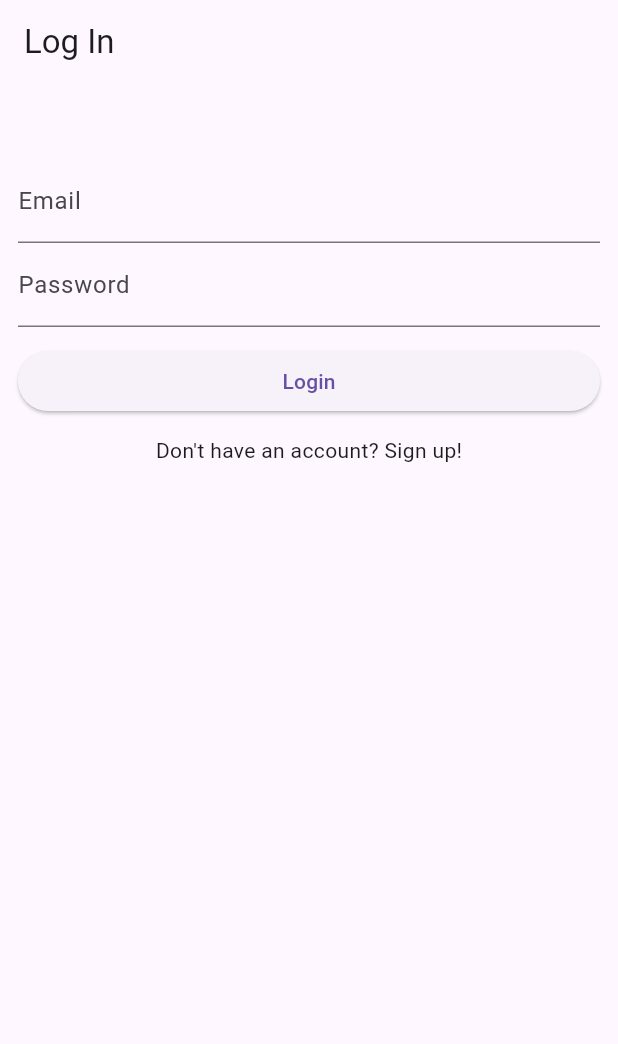
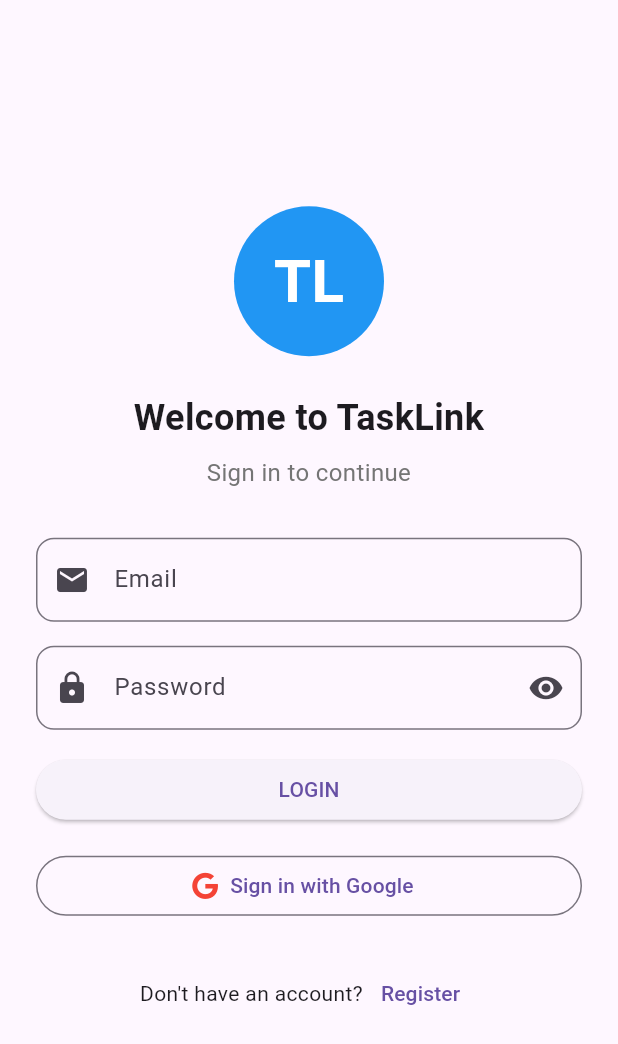
Before and after one commit to Doris-vizie/tasklink, a Flutter app: the screen it shows after launch, on a phone screen of 412 x 824 dp. Shown: the top 1044 px of the screen. Run offline on Flutter 3.47's test engine with Material 3 defaults, Android fonts, the light colour scheme and no system bars; our stand-ins replace font_awesome_flutter, supabase_flutter; accounts and stored records are empty.

Commit message:
welcome page introduced

```diff
--- a/lib/auth/auth_service.dart
+++ b/lib/auth/auth_service.dart
@@ -21,6 +21,18 @@
       );
   }
 
+  // Sign in with Google OAuth
+  Future<void> signInWithGoogle() async {
+    try {
+      await _supabase.auth.signInWithOAuth(
+        OAuthProvider.google,
+        redirectTo: 'io.supabase.tasklink://login-callback/', // Optional: Custom redirect URI
+      );
+    } catch (e) {
+      throw Exception('Google Sign-In failed: $e');
+    }
+  }
+
   // Sign out the current user
   Future<void> signOut() async {
     await _supabase.auth.signOut();
--- a/lib/main.dart
+++ b/lib/main.dart
@@ -1,6 +1,7 @@
 import 'package:flutter/material.dart';
-import 'package:tasklink/auth/auth_gate.dart';
 import 'package:tasklink/supabase_config.dart';
+
+import 'screens/splash_screen.dart';
 
 void main() async {
   WidgetsFlutterBinding.ensureInitialized();
@@ -13,8 +14,15 @@
 
   @override
   Widget build(BuildContext context) {
-    return const MaterialApp(
-      home: AuthGate(),
+    return MaterialApp(
+      title: 'TaskLink',
+        theme: ThemeData(
+          primarySwatch: Colors.blue,
+          visualDensity: VisualDensity.adaptivePlatformDensity,
+          fontFamily: 'Roboto',
+        ),
+        home: const SplashScreen(),
+        debugShowCheckedModeBanner: false,
     );
   }
 }
--- a/lib/screens/login_screen.dart
+++ b/lib/screens/login_screen.dart
@@ -1,6 +1,6 @@
 import 'package:flutter/material.dart';
+import 'package:font_awesome_flutter/font_awesome_flutter.dart';
 import 'package:tasklink/auth/auth_service.dart';
-
 import 'register_screen.dart';
 
 class LoginScreen extends StatefulWidget {
@@ -11,78 +11,196 @@
 }
 
 class _LoginScreenState extends State<LoginScreen> {
-  // Get authservice
   final authService = AuthService();
-
-  // Text editing controllers
+  final _formKey = GlobalKey<FormState>();
   final _emailController = TextEditingController();
   final _passwordController = TextEditingController();
+  bool _isPasswordVisible = false;
+  bool _isLoading = false;
 
-  // Login button respond
-  void login() {
-    // prepare data
-    final email = _emailController.text;
-    final password = _passwordController.text;
+  @override
+  void dispose() {
+    _emailController.dispose();
+    _passwordController.dispose();
+    super.dispose();
+  }
 
-    // Attempt to login
+  void login() async {
+    if (_formKey.currentState!.validate()) {
+      setState(() => _isLoading = true);
       try {
-      authService.signInWithEmailPassword(email, password);
-    }
-    // Handle errors
-    catch (e) {
+        await authService.signInWithEmailPassword(
+          _emailController.text,
+          _passwordController.text,
+        );
+        // Handle successful login if needed
+      } catch (e) {
         if (mounted) {
           ScaffoldMessenger.of(context).showSnackBar(
             SnackBar(
-            content: Text('Login failed: $e')
-          )
+              content: Text('Login failed: $e'),
+            ),
           );
+        }
+      } finally {
+        if (mounted) {
+          setState(() => _isLoading = false);
         }
       }
     }
+  }
+
   @override
   Widget build(BuildContext context) {
     return Scaffold(
-      appBar: AppBar(
-        title: const Text('Log In'),
+      body: SafeArea(
+        child: Center(
+          child: SingleChildScrollView(
+            padding: const EdgeInsets.all(24),
+            child: Form(
+              key: _formKey,
+              child: Column(
+                mainAxisAlignment: MainAxisAlignment.center,
+                crossAxisAlignment: CrossAxisAlignment.stretch,
+                children: [
+                  Container(
+                    height: 100,
+                    width: 100,
+                    decoration: const BoxDecoration(
+                      color: Colors.blue,
+                      shape: BoxShape.circle,
                     ),
-      body: ListView(
-        padding: const EdgeInsets.symmetric(horizontal: 12, vertical: 50),
-        children: [
-          // email
-          TextField(
-            controller: _emailController,
-            decoration: const InputDecoration(
-              labelText: 'Email',
+                    child: const Center(
+                      child: Text(
+                        "TL",
+                        style: TextStyle(
+                          color: Colors.white,
+                          fontSize: 40,
+                          fontWeight: FontWeight.bold,
                         ),
                       ),
-
-          // password
-          TextField(
+                    ),
+                  ),
+                  const SizedBox(height: 24),
+                  const Text(
+                    'Welcome to TaskLink',
+                    textAlign: TextAlign.center,
+                    style: TextStyle(
+                      fontSize: 24,
+                      fontWeight: FontWeight.bold,
+                    ),
+                  ),
+                  const SizedBox(height: 8),
+                  Text(
+                    'Sign in to continue',
+                    textAlign: TextAlign.center,
+                    style: TextStyle(
+                      fontSize: 16,
+                      color: Colors.grey[600],
+                    ),
+                  ),
+                  const SizedBox(height: 32),
+                  TextFormField(
+                    controller: _emailController,
+                    decoration: InputDecoration(
+                      labelText: 'Email',
+                      prefixIcon: Icon(Icons.email),
+                      border: OutlineInputBorder(
+                        borderRadius: BorderRadius.circular(12),
+                      ),
+                    ),
+                    keyboardType: TextInputType.emailAddress,
+                    validator: (value) {
+                      if (value == null || value.isEmpty) {
+                        return 'Please enter your email';
+                      }
+                      if (!value.contains('@')) {
+                        return 'Please enter a valid email';
+                      }
+                      return null;
+                    },
+                  ),
+                  const SizedBox(height: 16),
+                  TextFormField(
                     controller: _passwordController,
-            decoration: const InputDecoration(
+                    decoration: InputDecoration(
                       labelText: 'Password',
+                      prefixIcon: const Icon(Icons.lock),
+                      suffixIcon: IconButton(
+                        icon: Icon(
+                          _isPasswordVisible
+                              ? Icons.visibility_off
+                              : Icons.visibility,
                         ),
-            obscureText: true,
+                        onPressed: () {
+                          setState(() {
+                            _isPasswordVisible = !_isPasswordVisible;
+                          });
+                        },
                       ),
-
-          const SizedBox(height: 12),
-
-          // button
+                      border: OutlineInputBorder(
+                        borderRadius: BorderRadius.circular(12),
+                      ),
+                    ),
+                    obscureText: !_isPasswordVisible,
+                    validator: (value) {
+                      if (value == null || value.isEmpty) {
+                        return 'Please enter your password';
+                      }
+                      return null;
+                    },
+                  ),
+                  const SizedBox(height: 16),
                   ElevatedButton(
-            onPressed: login,
-            child: const Text('Login'),
+                    onPressed: _isLoading ? null : login,
+                    child: _isLoading
+                        ? const CircularProgressIndicator(color: Colors.white)
+                        : const Text('LOGIN'),
                   ),
-
-          const SizedBox(height: 12),
-
-          // register button
-        GestureDetector(
-          onTap: () => Navigator.push(context, MaterialPageRoute(
-            builder: (context) => const RegisterScreen(),
-          )),
-          child: const Center(child: Text("Don't have an account? Sign up!"))),
-
+                  const SizedBox(height: 16),
+                  OutlinedButton.icon(
+                    icon: const FaIcon(FontAwesomeIcons.google, color: Colors.red),
+                    label: const Text('Sign in with Google'),
+                    onPressed: _isLoading
+                        ? null
+                        : () async {
+                            setState(() => _isLoading = true);
+                            try {
+                              await authService.signInWithGoogle();
+                            } catch (e) {
+                              if (mounted) {
+                                ScaffoldMessenger.of(context).showSnackBar(
+                                  SnackBar(content: Text('Google Sign-In failed: $e')),
+                                );
+                              }
+                            } finally {
+                              if (mounted) {
+                                setState(() => _isLoading = false);
+                              }
+                            }
+                          },
+                  ),
+                  const SizedBox(height: 24),
+                  Row(
+                    mainAxisAlignment: MainAxisAlignment.center,
+                    children: [
+                      const Text('Don\'t have an account?'),
+                      TextButton(
+                        onPressed: () {
+                          Navigator.push(
+                            context,
+                            MaterialPageRoute(builder: (_) => const RegisterScreen()),
+                          );
+                        },
+                        child: const Text('Register'),
+                      ),
                     ],
+                  ),
+                ],
+              ),
+            ),
+          ),
+        ),
       ),
     );
   }
--- a/pubspec.yaml
+++ b/pubspec.yaml
@@ -36,6 +36,7 @@
   file_picker: ^10.0.0     # For CV uploads
   path_provider: ^2.1.0   # File system access
   flutter_secure_storage: ^9.0.0  # Secure JWT storage
+  font_awesome_flutter: ^10.7.0  # Font Awesome icons
 
   # The following adds the Cupertino Icons font to your application.
   # Use with the CupertinoIcons class for iOS style icons.
```
Also changed, not shown: lib/screens/splash_screen.dart (added, +100 -0 lines), pubspec.lock, 1 other file. Lines whose indentation alone changed are shown as unchanged.
